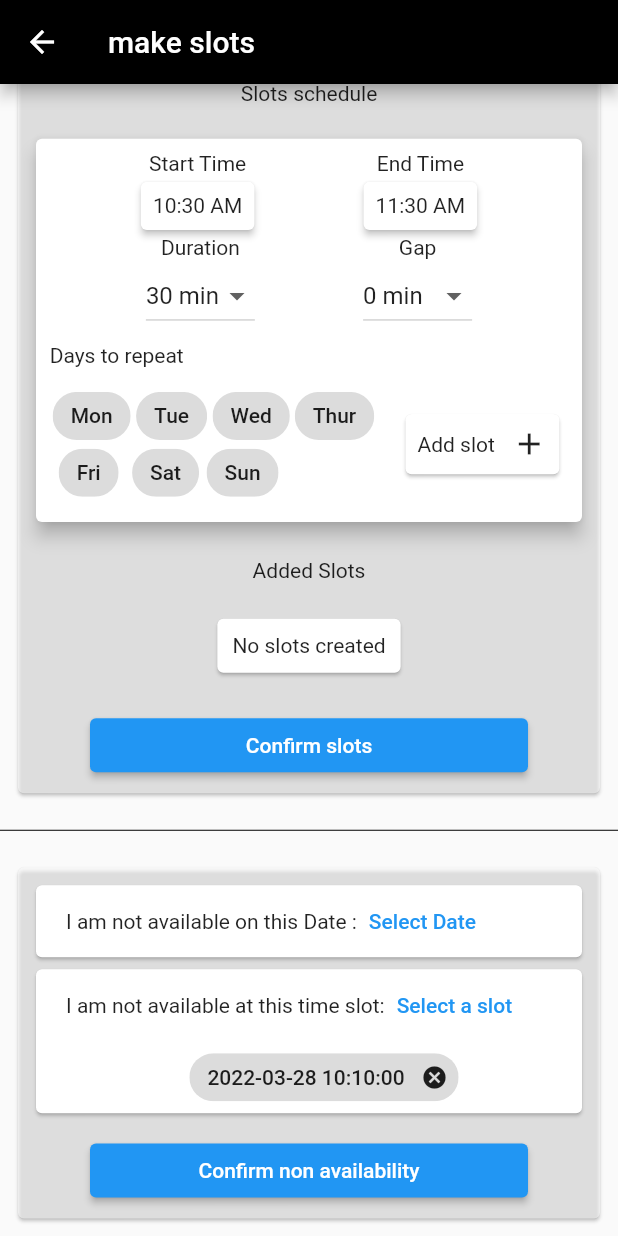
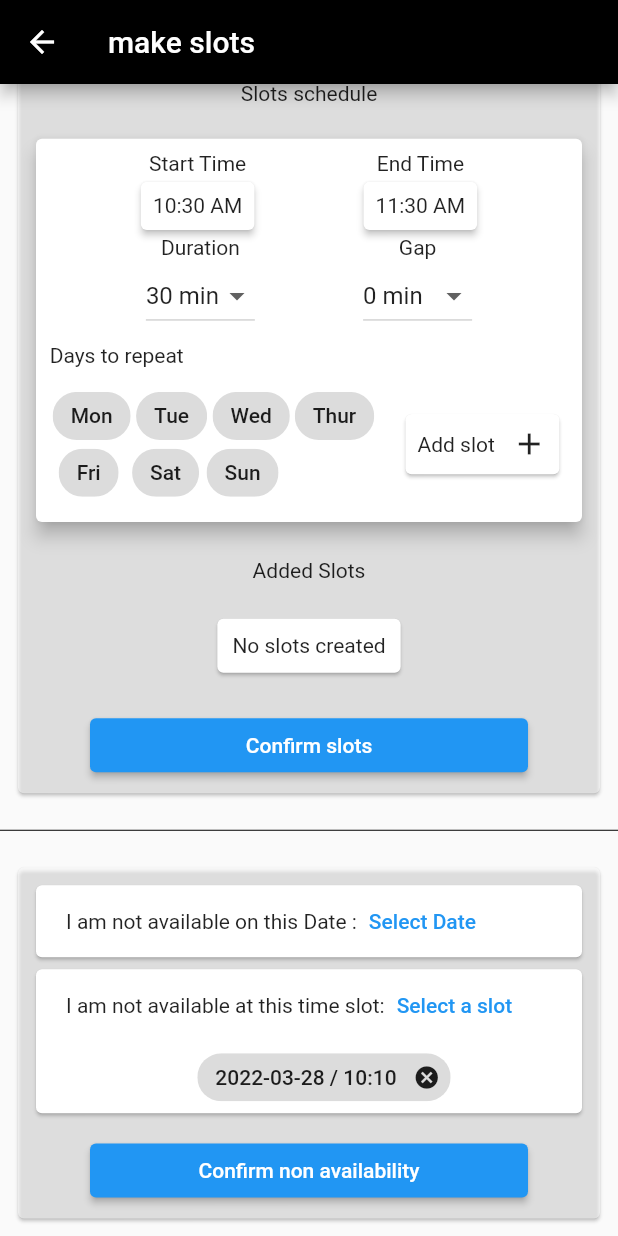
Before and after one commit to devbathani/WE_Automate, a Flutter app: the SlotSchedular screen opened directly, scrolled down 119 dp, on a phone screen of 412 x 824 dp. Run offline on Flutter 3.47's test engine with Material 2 defaults, Android fonts, the phone set to English and light mode, and no system bars; our stand-ins replace cloud_firestore, connectivity_plus, device_info, dio, file_picker, firebase_auth and 23 more; missing offline and left inert: heic_to_jpg, maps_launcher, razorpay_flutter; accounts and stored records are empty; statements that could not run were skipped.

Commit message:
checkpoint : minor changes in proivder UI

```diff
--- a/lib/ui/screens/CUSTOMER/search/customer_search_services_screen.dart
+++ b/lib/ui/screens/CUSTOMER/search/customer_search_services_screen.dart
@@ -43,7 +43,8 @@ class _CustomerSearchServicesScreenState extends State<CustomerSearchServicesScr
                 child: Column(
                   children: [
                     _topAppBar(),
-                    searchTextField(model),
+                    // searchTextField(model),
+
                     services(model),
                     model.services.length >= 5 && model.state == ViewState.idle ? seeMoreButton() : Container()
                   ],
--- a/lib/ui/screens/PROVIDER/booking/slotSchedular.dart
+++ b/lib/ui/screens/PROVIDER/booking/slotSchedular.dart
@@ -165,12 +165,13 @@ class _SlotSchedularState extends State<SlotSchedular> {
                             ],
                           ),
                           Wrap(
-                            spacing: 10.w,
+                            spacing: 5.w,
                             children: List.generate(notAvailableSlots.length, (index) {
                               DateTime dateTime = DateTime.parse(notAvailableSlots[index].toString());
-                              String text = dateTime.toString().split('.')[0];
+                              List text = dateTime.toString().split('.')[0].split(' ');
+                              String timeText = text[1].toString().substring(0, text[1].toString().length - 3);
                               return InputChip(
-                                label: Text(text),
+                                label: Text(text[0] + " / " + timeText),
                                 onDeleted: () {
                                   setState(() {
                                     notAvailableSlots.remove(notAvailableSlots[index].toString());
```
